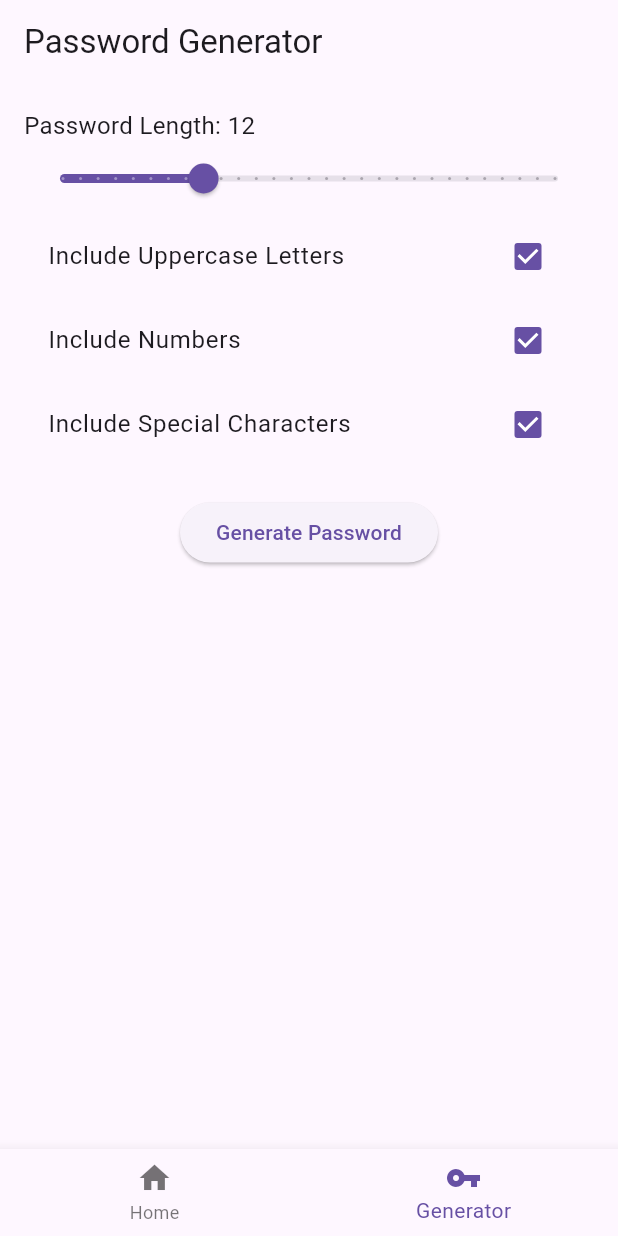
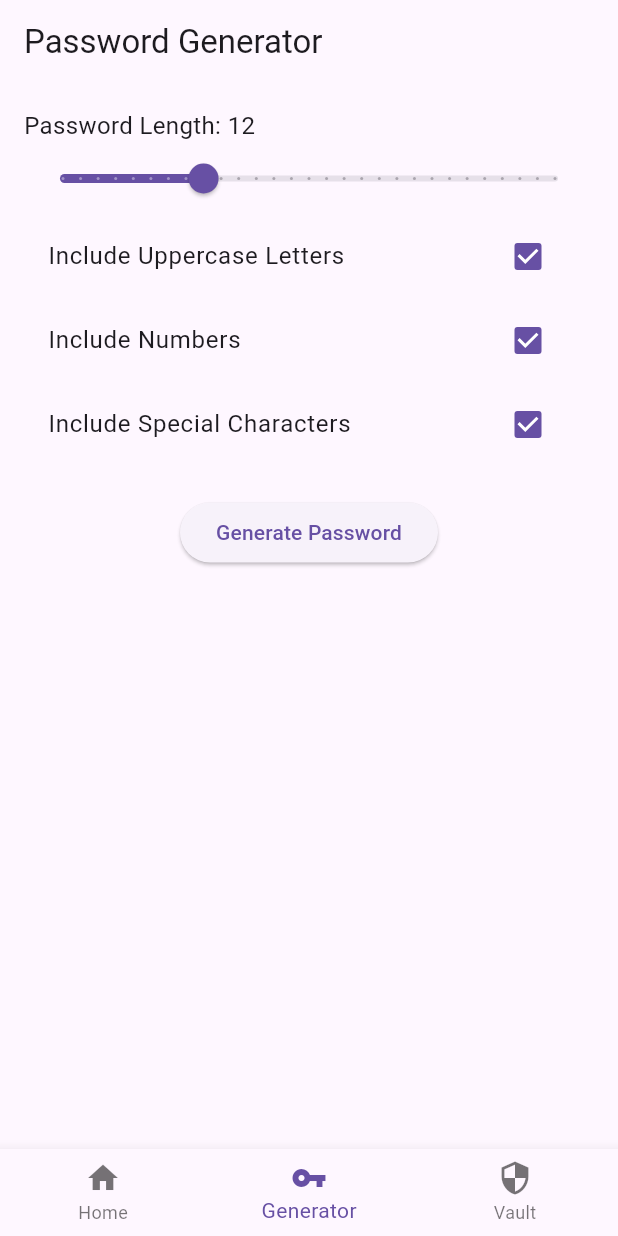
Before and after one commit to ArthurLanna36/password_manager, a Flutter app: the screen it shows once a user with an empty profile is signed in, item 2 of the bottom bar chosen, on a phone screen of 412 x 824 dp. Run offline on Flutter 3.47's test engine with Material 3 defaults, Android fonts, the phone set to English and light mode, and no system bars; our stand-ins replace firebase_auth, firebase_core; accounts and stored records are empty.

```diff
--- a/lib/main.dart
+++ b/lib/main.dart
@@ -1,5 +1,6 @@
 import 'package:flutter/material.dart';
 import 'package:firebase_core/firebase_core.dart';
+import 'package:password_manager/vault/vault_screen.dart';
 import 'firebase_options.dart';
 import 'package:firebase_auth/firebase_auth.dart';
 
@@ -48,6 +49,7 @@ class _MainPageState extends State<MainPage> {
   static const List<Widget> _widgetOptions = <Widget>[
     HomePage(),
     PasswordGeneratorPage(),
+    VaultScreen(),
   ];
 
   void _onItemTapped(int index) {
@@ -80,6 +82,11 @@ class _MainPageState extends State<MainPage> {
                       selectedIcon: Icon(Icons.vpn_key),
                       label: Text('Password\nGenerator'),
                     ),
+                    NavigationRailDestination(
+                      icon: Icon(Icons.security_outlined),
+                      selectedIcon: Icon(Icons.security),
+                      label: Text('Vault'),
+                    ),
                   ],
                 ),
                 const VerticalDivider(thickness: 1, width: 1),
@@ -108,6 +115,10 @@ class _MainPageState extends State<MainPage> {
                   icon: Icon(Icons.vpn_key),
                   label: 'Generator',
                 ),
+                BottomNavigationBarItem(
+                  icon: Icon(Icons.security),
+                  label: 'Vault',
+                ),
               ],
               currentIndex: _selectedIndex,
               onTap: _onItemTapped,
```
Also changed, not shown: lib/home_page.dart (+8 -1 lines), lib/vault/vault_screen.dart (added, +73 -0 lines), 3 other files.
